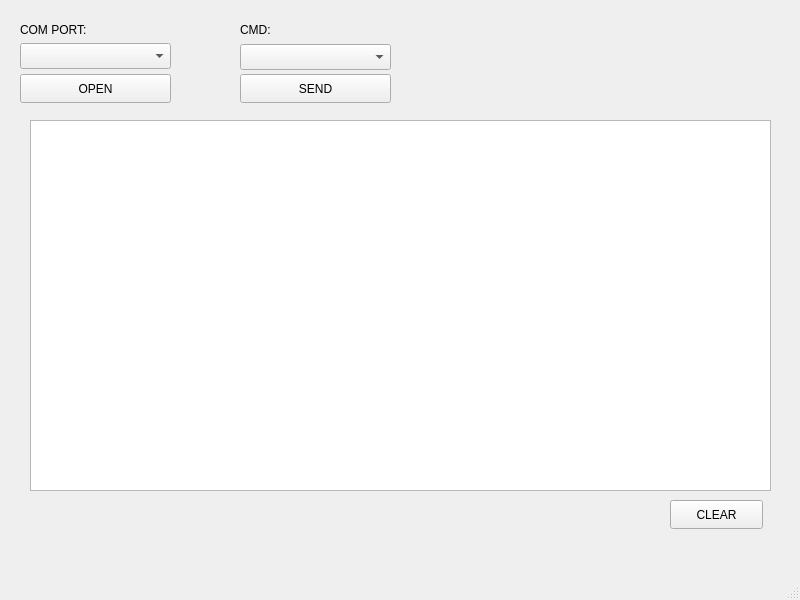
Above: QT/QTCar/qform1.ui from Cerazzi/CarProtocol before the change. Below: the same form after it.
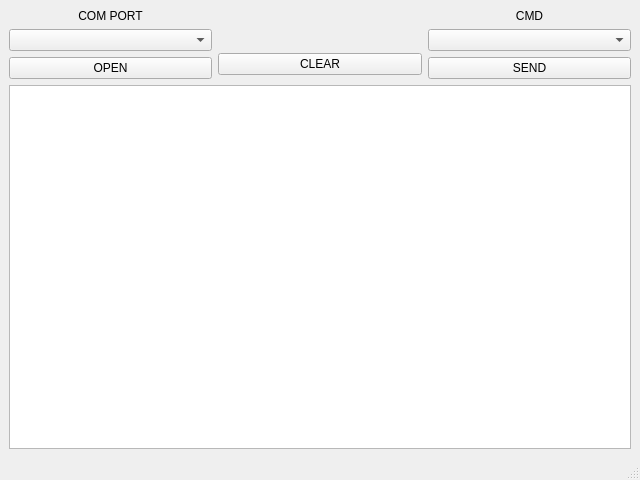
That is the form after the change.

Patch:
```diff
--- a/QT/QTCar/qform1.ui
+++ b/QT/QTCar/qform1.ui
@@ -6,109 +6,110 @@
    <rect>
     <x>0</x>
     <y>0</y>
-    <width>800</width>
-    <height>600</height>
+    <width>640</width>
+    <height>480</height>
    </rect>
   </property>
+  <property name="sizePolicy">
+   <sizepolicy hsizetype="Fixed" vsizetype="Fixed">
+    <horstretch>0</horstretch>
+    <verstretch>0</verstretch>
+   </sizepolicy>
+  </property>
   <property name="windowTitle">
    <string>QForm1</string>
   </property>
   <widget class="QWidget" name="centralwidget">
-   <widget class="QPushButton" name="pushButton">
-    <property name="geometry">
-     <rect>
-      <x>20</x>
-      <y>74</y>
-      <width>151</width>
-      <height>29</height>
-     </rect>
-    </property>
-    <property name="text">
-     <string>OPEN</string>
-    </property>
-   </widget>
-   <widget class="QComboBox" name="comboBox">
-    <property name="geometry">
-     <rect>
-      <x>20</x>
-      <y>43</y>
-      <width>151</width>
-      <height>26</height>
-     </rect>
-    </property>
-   </widget>
-   <widget class="QLabel" name="label">
-    <property name="geometry">
-     <rect>
-      <x>20</x>
-      <y>20</y>
-      <width>151</width>
-      <height>20</height>
-     </rect>
-    </property>
-    <property name="text">
-     <string>COM PORT:</string>
-    </property>
-   </widget>
-   <widget class="QComboBox" name="comboBox_2">
-    <property name="geometry">
-     <rect>
-      <x>240</x>
-      <y>44</y>
-      <width>151</width>
-      <height>26</height>
-     </rect>
-    </property>
-   </widget>
-   <widget class="QLabel" name="label_2">
-    <property name="geometry">
-     <rect>
-      <x>240</x>
-      <y>20</y>
-      <width>63</width>
-      <height>20</height>
-     </rect>
-    </property>
-    <property name="text">
-     <string>CMD:</string>
-    </property>
-   </widget>
-   <widget class="QPushButton" name="pushButton_2">
-    <property name="geometry">
-     <rect>
-      <x>240</x>
-      <y>74</y>
-      <width>151</width>
-      <height>29</height>
-     </rect>
-    </property>
-    <property name="text">
-     <string>SEND</string>
-    </property>
-   </widget>
-   <widget class="QPlainTextEdit" name="plainTextEdit">
-    <property name="geometry">
-     <rect>
-      <x>30</x>
-      <y>120</y>
-      <width>741</width>
-      <height>371</height>
-     </rect>
-    </property>
-   </widget>
-   <widget class="QPushButton" name="pushButton_3">
-    <property name="geometry">
-     <rect>
-      <x>670</x>
-      <y>500</y>
-      <width>93</width>
-      <height>29</height>
-     </rect>
-    </property>
-    <property name="text">
-     <string>CLEAR</string>
-    </property>
-   </widget>
+   <layout class="QGridLayout" name="gridLayout">
+    <item row="3" column="0" colspan="3">
+     <widget class="QPlainTextEdit" name="plainTextEdit"/>
+    </item>
+    <item row="1" column="0" colspan="3">
+     <layout class="QHBoxLayout" name="horizontalLayout_2">
+      <item>
+       <layout class="QVBoxLayout" name="verticalLayout_7">
+        <item>
+         <widget class="QLabel" name="label">
+          <property name="text">
+           <string>COM PORT</string>
+          </property>
+          <property name="alignment">
+           <set>Qt::AlignCenter</set>
+          </property>
+         </widget>
+        </item>
+        <item>
+         <widget class="QComboBox" name="comboBox"/>
+        </item>
+        <item>
+         <widget class="QPushButton" name="pushButton">
+          <property name="text">
+           <string>OPEN</string>
+          </property>
+         </widget>
+        </item>
+       </layout>
+      </item>
+      <item>
+       <layout class="QVBoxLayout" name="verticalLayout_8">
+        <item>
+         <spacer name="verticalSpacer">
+          <property name="orientation">
+           <enum>Qt::Vertical</enum>
+          </property>
+          <property name="sizeType">
+           <enum>QSizePolicy::Ignored</enum>
+          </property>
+          <property name="sizeHint" stdset="0">
+           <size>
+            <width>20</width>
+            <height>40</height>
+           </size>
+          </property>
+         </spacer>
+        </item>
+        <item>
+         <widget class="QPushButton" name="pushButton_3">
+          <property name="sizePolicy">
+           <sizepolicy hsizetype="Minimum" vsizetype="Fixed">
+            <horstretch>0</horstretch>
+            <verstretch>0</verstretch>
+           </sizepolicy>
+          </property>
+          <property name="text">
+           <string>CLEAR</string>
+          </property>
+         </widget>
+        </item>
+       </layout>
+      </item>
+      <item>
+       <layout class="QVBoxLayout" name="verticalLayout_6">
+        <item>
+         <widget class="QLabel" name="label_2">
+          <property name="text">
+           <string>CMD</string>
+          </property>
+          <property name="alignment">
+           <set>Qt::AlignCenter</set>
+          </property>
+         </widget>
+        </item>
+        <item>
+         <widget class="QComboBox" name="comboBox_2"/>
+        </item>
+        <item>
+         <widget class="QPushButton" name="pushButton_2">
+          <property name="text">
+           <string>SEND</string>
+          </property>
+         </widget>
+        </item>
+       </layout>
+      </item>
+     </layout>
+    </item>
+   </layout>
   </widget>
   <widget class="QMenuBar" name="menubar">
    <property name="geometry">
```
Left out of the diff: 4 changed lines with no effect on the pictures.
